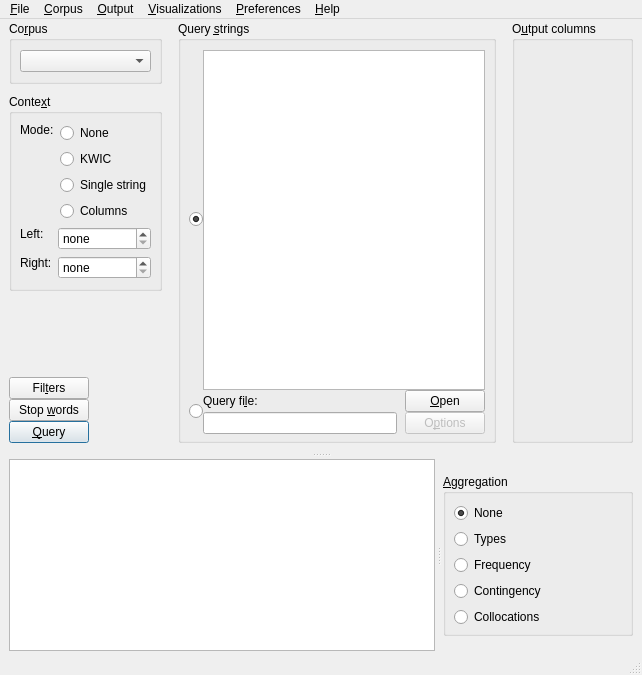
Above: coquery/gui/ui/coquery.ui from gkunter/coquery before the change. Below: the same form after it.
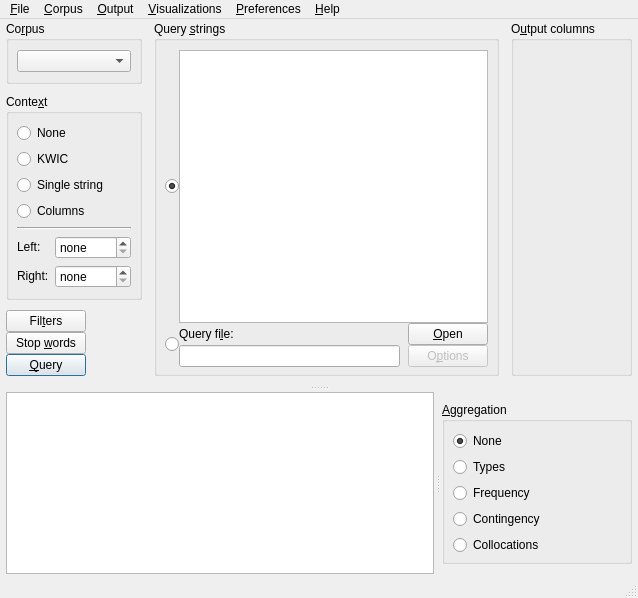
That is the form after the change. Icons and pictures are not drawn.

The edit to the form file:
```diff
--- a/coquery/gui/ui/coquery.ui
+++ b/coquery/gui/ui/coquery.ui
@@ -6,8 +6,8 @@
    <rect>
     <x>0</x>
     <y>0</y>
-    <width>642</width>
-    <height>675</height>
+    <width>638</width>
+    <height>598</height>
    </rect>
   </property>
   <property name="windowTitle">
@@ -15,9 +15,15 @@
   </property>
   <widget class="QWidget" name="centralwidget">
    <layout class="QVBoxLayout" name="verticalLayout_6">
+    <property name="leftMargin">
+     <number>6</number>
+    </property>
     <property name="topMargin">
      <number>2</number>
     </property>
+    <property name="rightMargin">
+     <number>6</number>
+    </property>
     <property name="bottomMargin">
      <number>2</number>
     </property>
@@ -47,7 +53,7 @@
        </property>
        <layout class="QHBoxLayout" name="horizontalLayout_7" stretch="0,0,0">
         <property name="spacing">
-         <number>16</number>
+         <number>12</number>
         </property>
         <property name="leftMargin">
          <number>0</number>
@@ -147,69 +153,30 @@
               <number>8</number>
              </property>
              <item>
-              <layout class="QFormLayout" name="formLayout_3">
-               <item row="0" column="0">
-                <widget class="QLabel" name="context_mode">
-                 <property name="sizePolicy">
-                  <sizepolicy hsizetype="Minimum" vsizetype="Minimum">
-                   <horstretch>0</horstretch>
-                   <verstretch>0</verstretch>
-                  </sizepolicy>
-                 </property>
-                 <property name="text">
-                  <string>Mode:</string>
-                 </property>
-                 <property name="alignment">
-                  <set>Qt::AlignLeading|Qt::AlignLeft|Qt::AlignTop</set>
-                 </property>
-                </widget>
-               </item>
-               <item row="0" column="1">
-                <layout class="QFormLayout" name="formLayout">
-                 <property name="labelAlignment">
-                  <set>Qt::AlignLeading|Qt::AlignLeft|Qt::AlignVCenter</set>
-                 </property>
-                 <item row="0" column="0">
+              <layout class="QVBoxLayout" name="verticalLayout_7">
+               <item>
                   <widget class="QRadioButton" name="radio_context_none">
                    <property name="text">
                     <string>None</string>
                    </property>
                   </widget>
                  </item>
-                 <item row="1" column="0">
+               <item>
                   <widget class="QRadioButton" name="radio_context_mode_kwic">
-                   <property name="sizePolicy">
-                    <sizepolicy hsizetype="Minimum" vsizetype="Fixed">
-                     <horstretch>0</horstretch>
-                     <verstretch>0</verstretch>
-                    </sizepolicy>
-                   </property>
                    <property name="text">
                     <string>KWIC</string>
                    </property>
                   </widget>
                  </item>
-                 <item row="2" column="0">
+               <item>
                   <widget class="QRadioButton" name="radio_context_mode_string">
-                   <property name="sizePolicy">
-                    <sizepolicy hsizetype="Minimum" vsizetype="Fixed">
-                     <horstretch>0</horstretch>
-                     <verstretch>0</verstretch>
-                    </sizepolicy>
-                   </property>
                    <property name="text">
                     <string>Single string</string>
                    </property>
                   </widget>
                  </item>
-                 <item row="3" column="0">
+               <item>
                   <widget class="QRadioButton" name="radio_context_mode_columns">
-                   <property name="sizePolicy">
-                    <sizepolicy hsizetype="Minimum" vsizetype="Fixed">
-                     <horstretch>0</horstretch>
-                     <verstretch>0</verstretch>
-                    </sizepolicy>
-                   </property>
                    <property name="text">
                     <string>Columns</string>
                    </property>
@@ -217,10 +184,15 @@
                  </item>
                 </layout>
                </item>
-              </layout>
+             <item>
+              <widget class="Line" name="line">
+               <property name="orientation">
+                <enum>Qt::Horizontal</enum>
+               </property>
+              </widget>
              </item>
              <item>
-              <layout class="QFormLayout" name="formLayout_2">
+              <layout class="QGridLayout" name="gridLayout">
                <item row="0" column="0">
                 <widget class="QLabel" name="context_left_span_label">
                  <property name="sizePolicy">
@@ -712,7 +684,7 @@
     <rect>
      <x>0</x>
      <y>0</y>
-     <width>642</width>
+     <width>638</width>
      <height>23</height>
     </rect>
    </property>
```
Lines whose indentation alone changed are shown as unchanged.
